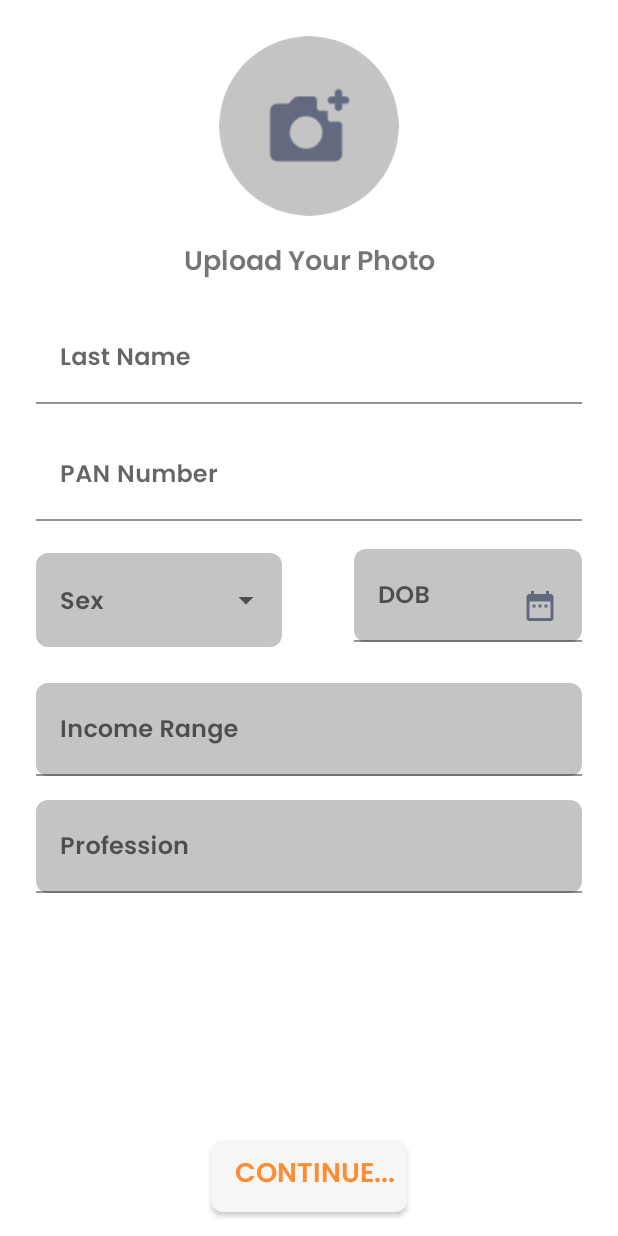
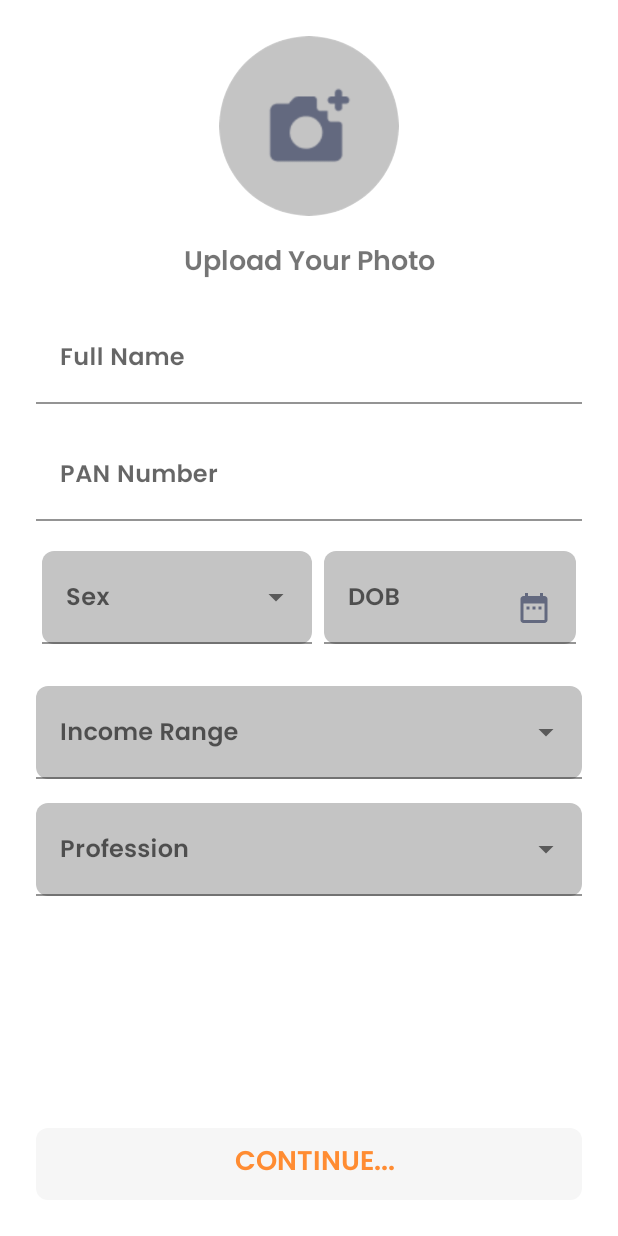
Before and after one commit to bhavesh3005sharma/Investoz, an Android app: the EnterDetailsFragment screen opened through its navigation route, on a phone screen of 412 x 824 dp. Run offline under Robolectric (Android 15) with nearby library versions, the phone set to English and light mode, and no system bars; our stand-ins replace CircleImageView; Roboto replaces fonts that are not available here.

Commit message:
added viewmodel, other modification

```diff
--- a/app/build.gradle
+++ b/app/build.gradle
@@ -1,6 +1,7 @@
 plugins {
     id 'com.android.application'
     id 'org.jetbrains.kotlin.android'
+    id 'kotlin-parcelize'
 }
 apply plugin: 'com.android.application'
 apply plugin: 'com.google.gms.google-services'
@@ -58,5 +59,6 @@ dependencies {
     implementation 'de.hdodenhof:circleimageview:3.1.0'
     implementation("androidx.navigation:navigation-fragment-ktx:2.4.2")
     implementation("androidx.navigation:navigation-ui-ktx:2.4.2")
+    implementation 'com.google.code.gson:gson:2.8.7'
 
 }
--- a/app/src/main/java/com/invest/investoz/onboarding/EnterDetailsFragment.kt
+++ b/app/src/main/java/com/invest/investoz/onboarding/EnterDetailsFragment.kt
@@ -1,24 +1,32 @@
 package com.invest.investoz.onboarding
 
+import android.app.Activity
+import android.app.DatePickerDialog
 import android.content.Context
+import android.content.Intent
+import android.net.Uri
 import android.os.Bundle
-import androidx.fragment.app.Fragment
+import android.provider.MediaStore
 import android.view.LayoutInflater
 import android.view.View
 import android.view.ViewGroup
 import android.widget.ArrayAdapter
+import android.widget.DatePicker
+import android.widget.Toast
+import androidx.fragment.app.Fragment
+import androidx.fragment.app.activityViewModels
 import androidx.navigation.fragment.findNavController
-import com.google.android.material.datepicker.CalendarConstraints
-import com.google.android.material.datepicker.DateValidatorPointForward
-import com.google.android.material.datepicker.MaterialDatePicker
 import com.invest.investoz.R
 import com.invest.investoz.databinding.FragmentEnterDetailsBinding
-import com.invest.investoz.databinding.FragmentUserTypeBinding
+import java.text.SimpleDateFormat
 import java.util.*
+
 
 class EnterDetailsFragment : Fragment() {
 
     private lateinit var binding: FragmentEnterDetailsBinding
+
+    val viewModel: OnboardingActivityViewModel by activityViewModels()
 
     override fun onCreateView(
         inflater: LayoutInflater, container: ViewGroup?,
@@ -31,18 +39,77 @@ class EnterDetailsFragment : Fragment() {
 
     override fun onViewCreated(view: View, savedInstanceState: Bundle?) {
         super.onViewCreated(view, savedInstanceState)
-        binding.textDobLayout.setOnClickListener {
-            //initDatePicker()
+
+        var cal = Calendar.getInstance()
+        val dateSetListener = object : DatePickerDialog.OnDateSetListener {
+            override fun onDateSet(
+                view: DatePicker, year: Int, monthOfYear: Int,
+                dayOfMonth: Int
+            ) {
+                cal.set(Calendar.YEAR, year)
+                cal.set(Calendar.MONTH, monthOfYear)
+                cal.set(Calendar.DAY_OF_MONTH, dayOfMonth)
+                val myFormat = "MM/dd/yyyy"
+                val sdf = SimpleDateFormat(myFormat, Locale.US)
+                binding.dob.setText(sdf.format(cal.getTime()))
+            }
+        }
+        binding.dob.setOnClickListener {
+            DatePickerDialog(requireActivity(),
+                dateSetListener,
+                cal.get(Calendar.YEAR),
+                cal.get(Calendar.MONTH),
+                cal.get(Calendar.DAY_OF_MONTH)).show()
         }
         val timingArray = resources.getStringArray(R.array.sex)
-        val arrayAdapter = ArrayAdapter(activity as Context, androidx.appcompat.R.layout.support_simple_spinner_dropdown_item, timingArray)
-        binding.sex.setAdapter(arrayAdapter)
+        val sexAdapter = ArrayAdapter(activity as Context, androidx.appcompat.R.layout.support_simple_spinner_dropdown_item, timingArray)
+        binding.sex.setAdapter(sexAdapter)
+
+
+        val incomeArray = resources.getStringArray(R.array.income)
+        val incomeAdapter = ArrayAdapter(activity as Context, androidx.appcompat.R.layout.support_simple_spinner_dropdown_item, incomeArray)
+        binding.income.setAdapter(incomeAdapter)
+
+
+        val professionArray = resources.getStringArray(R.array.profession)
+        val professionAdapter = ArrayAdapter(activity as Context, androidx.appcompat.R.layout.support_simple_spinner_dropdown_item, professionArray)
+        binding.profession.setAdapter(professionAdapter)
 
         binding.btnContinue.setOnClickListener {
-            findNavController().navigate(R.id.action_enterDetailsFragment_to_enterNumberFragment)
+            if(binding.fullName.text.isNullOrEmpty() ||
+                    binding.panNumber.text.isNullOrEmpty() ||
+                    binding.sex.text.isNullOrEmpty() ||
+                    binding.dob.text.isNullOrEmpty() ||
+                    binding.income.text.isNullOrEmpty() ||
+                    binding.profession.text.isNullOrEmpty()) {
+                Toast.makeText((activity), "Please enter all the fields!", Toast.LENGTH_SHORT).show()
+            }else {
+                viewModel.detail.value?.fullName = binding.fullName.text.toString()
+                viewModel.detail.value?.panNumber = binding.panNumber.text.toString()
+                viewModel.detail.value?.sex = binding.sex.text.toString()
+                viewModel.detail.value?.dob = binding.dob.text.toString()
+                viewModel.detail.value?.incomeRange = binding.income.text.toString()
+                viewModel.detail.value?.profession = binding.profession.text.toString()
+                findNavController().navigate(R.id.action_enterDetailsFragment_to_enterNumberFragment)
+            }
+        }
+
+        binding.circleImageView.setOnClickListener {
+            val i = Intent(Intent.ACTION_PICK, MediaStore.Images.Media.EXTERNAL_CONTENT_URI)
+            startActivityForResult(
+                Intent.createChooser(i, "Select Picture"), 0
+            )
+        }
+
+    }
+
+    override fun onActivityResult(requestCode: Int, resultCode: Int, data: Intent?) {
+        super.onActivityResult(requestCode, resultCode, data)
+        if (requestCode == 0 && resultCode == Activity.RESULT_OK && data != null) {
+            val uri: Uri? = data.data
+            binding.circleImageView.setImageURI(uri)
         }
     }
-
 
     companion object {
         @JvmStatic
--- a/app/src/main/java/com/invest/investoz/onboarding/EnterEmailPasswordFragment.kt
+++ b/app/src/main/java/com/invest/investoz/onboarding/EnterEmailPasswordFragment.kt
@@ -7,6 +7,7 @@ import android.view.LayoutInflater
 import android.view.View
 import android.view.ViewGroup
 import android.widget.Toast
+import androidx.fragment.app.activityViewModels
 import com.google.android.gms.common.internal.Objects
 import com.google.android.gms.tasks.OnCompleteListener
 import com.google.firebase.auth.FirebaseAuth
@@ -19,6 +20,8 @@ class EnterEmailPasswordFragment : Fragment() {
 
     private lateinit var binding: FragmentEnterEmailPasswordBinding
     var mAuth = FirebaseAuth.getInstance()
+
+    val viewModel: OnboardingActivityViewModel by activityViewModels()
 
     override fun onCreateView(
         inflater: LayoutInflater, container: ViewGroup?,
@@ -35,10 +38,11 @@ class EnterEmailPasswordFragment : Fragment() {
             if(binding.textEmail.text.isNullOrEmpty() ||
                     binding.textPassword.text.isNullOrEmpty() ||
                     binding.textUsername.text.isNullOrEmpty()) {
-                Toast.makeText((activity), "Please enter all the fields!", Toast.LENGTH_SHORT)
+                Toast.makeText((activity), "Please enter all the fields!", Toast.LENGTH_SHORT).show()
             }else {
                 mAuth.createUserWithEmailAndPassword(binding.textEmail.text.toString(), binding.textPassword.text.toString()).addOnCompleteListener(requireActivity(), OnCompleteListener { task ->
                     if (task.isSuccessful) {
+                        viewModel.detail.value?.email = binding.textEmail.text.toString()
                         requireActivity().run {
                             startActivity(Intent(this, MainActivity::class.java))
                         }
--- a/app/src/main/java/com/invest/investoz/onboarding/LoginFragment.kt
+++ b/app/src/main/java/com/invest/investoz/onboarding/LoginFragment.kt
@@ -37,7 +37,7 @@ class LoginFragment : Fragment() {
         binding.btnSignIn.setOnClickListener {
             if(binding.textEmail.text.isNullOrEmpty() ||
                 binding.textPassword.text.isNullOrEmpty()){
-                Toast.makeText((activity), "Please enter all the fields!", Toast.LENGTH_SHORT)
+                Toast.makeText((activity), "Please enter all the fields!", Toast.LENGTH_SHORT).show()
             }else {
                 mAuth.signInWithEmailAndPassword(binding.textEmail.text.toString(), binding.textPassword.text.toString()).addOnCompleteListener ( requireActivity(), OnCompleteListener<AuthResult> { task ->
                     if (task.isSuccessful) {
--- a/app/src/main/java/com/invest/investoz/onboarding/OnboardingActivity.kt
+++ b/app/src/main/java/com/invest/investoz/onboarding/OnboardingActivity.kt
@@ -2,6 +2,7 @@ package com.invest.investoz.onboarding
 
 import androidx.appcompat.app.AppCompatActivity
 import android.os.Bundle
+import androidx.activity.viewModels
 import androidx.navigation.NavController
 import androidx.navigation.fragment.NavHostFragment
 import com.invest.investoz.R
@@ -9,6 +10,7 @@ import com.invest.investoz.R
 class OnboardingActivity : AppCompatActivity() {
 
     protected lateinit var navController: NavController
+    val viewModel by viewModels<OnboardingActivityViewModel>()
 
     override fun onCreate(savedInstanceState: Bundle?) {
         super.onCreate(savedInstanceState)
--- a/app/src/main/res/layout/fragment_enter_details.xml
+++ b/app/src/main/res/layout/fragment_enter_details.xml
@@ -45,13 +45,13 @@
             app:layout_constraintTop_toBottomOf="@+id/textView4">
 
             <com.google.android.material.textfield.TextInputEditText
-                android:id="@+id/last_name"
+                android:id="@+id/full_name"
                 android:layout_width="match_parent"
                 android:layout_height="wrap_content"
                 android:background="@color/white"
                 android:fontFamily="@font/poppins_semibold"
                 android:singleLine="true"
-                android:hint="Last Name " />
+                android:hint="Full Name " />
         </com.google.android.material.textfield.TextInputLayout>
 
 
@@ -82,19 +82,20 @@
             android:layout_height="wrap_content"
             android:layout_marginTop="16dp"
             android:orientation="horizontal"
+            android:layout_marginLeft="24dp"
+            android:layout_marginRight="24dp"
             app:layout_constraintEnd_toEndOf="parent"
             app:layout_constraintStart_toStartOf="parent"
             app:layout_constraintTop_toBottomOf="@+id/text_pan_layout">
 
             <com.google.android.material.textfield.TextInputLayout
                 android:id="@+id/text_sex_layout"
-                style="@style/Widget.MaterialComponents.TextInputLayout.OutlinedBox.ExposedDropdownMenu"
+                style="@style/Widget.MaterialComponents.TextInputLayout.FilledBox.ExposedDropdownMenu"
                 android:layout_width="wrap_content"
                 android:layout_height="wrap_content"
                 android:layout_gravity="center_vertical"
-                android:layout_marginLeft="24dp"
-                android:layout_marginRight="24dp"
                 android:layout_weight="1"
+                android:layout_margin="4dp"
                 app:layout_constraintEnd_toEndOf="parent"
                 app:layout_constraintStart_toStartOf="parent"
                 app:layout_constraintTop_toBottomOf="@+id/text_last_name_layout">
@@ -106,6 +107,7 @@
                     android:background="@drawable/rectangle_orange_fill_corner"
                     android:backgroundTint="@color/grey"
                     android:fontFamily="@font/poppins_semibold"
+                    android:editable="false"
                     android:hint="Sex "
                     android:inputType="none" />
             </com.google.android.material.textfield.TextInputLayout>
@@ -115,20 +117,20 @@
                 android:layout_width="wrap_content"
                 android:layout_height="wrap_content"
                 android:layout_gravity="center_vertical"
-                android:layout_marginLeft="24dp"
-                android:layout_marginRight="24dp"
                 android:layout_weight="1"
+                android:layout_margin="4dp"
                 app:layout_constraintEnd_toEndOf="parent"
                 app:layout_constraintStart_toStartOf="parent"
                 app:layout_constraintTop_toBottomOf="@+id/text_last_name_layout">
 
                 <com.google.android.material.textfield.TextInputEditText
+                    android:id="@+id/dob"
                     android:layout_width="match_parent"
                     android:layout_height="wrap_content"
                     android:background="@drawable/rectangle_orange_fill_corner"
                     android:backgroundTint="@color/grey"
+                    android:editable="false"
                     android:drawableRight="@drawable/ic_baseline_date_range_24"
-                    android:editable="false"
                     android:fontFamily="@font/poppins_semibold"
                     android:hint="DOB " />
             </com.google.android.material.textfield.TextInputLayout>
@@ -140,18 +142,20 @@
             android:layout_width="match_parent"
             android:layout_height="wrap_content"
             android:layout_marginLeft="24dp"
+            style="@style/Widget.MaterialComponents.TextInputLayout.FilledBox.ExposedDropdownMenu"
             android:layout_marginRight="24dp"
             android:layout_marginTop="24dp"
             app:layout_constraintEnd_toEndOf="parent"
             app:layout_constraintStart_toStartOf="parent"
             app:layout_constraintTop_toBottomOf="@+id/linearLayout">
 
-            <com.google.android.material.textfield.TextInputEditText
+            <androidx.appcompat.widget.AppCompatAutoCompleteTextView
                 android:id="@+id/income"
                 android:layout_width="match_parent"
                 android:layout_height="wrap_content"
                 android:background="@drawable/rectangle_orange_fill_corner"
                 android:backgroundTint="@color/grey"
+                android:editable="false"
                 android:fontFamily="@font/poppins_semibold"
                 android:hint="Income Range " />
         </com.google.android.material.textfield.TextInputLayout>
@@ -161,6 +165,7 @@
             android:id="@+id/text_prof_layout"
             android:layout_width="match_parent"
             android:layout_height="wrap_content"
+            style="@style/Widget.MaterialComponents.TextInputLayout.FilledBox.ExposedDropdownMenu"
             android:layout_marginLeft="24dp"
             android:layout_marginRight="24dp"
             android:layout_marginTop="16dp"
@@ -168,28 +173,32 @@
             app:layout_constraintStart_toStartOf="parent"
             app:layout_constraintTop_toBottomOf="@+id/text_income_layout">
 
-            <com.google.android.material.textfield.TextInputEditText
+            <androidx.appcompat.widget.AppCompatAutoCompleteTextView
                 android:id="@+id/profession"
                 android:layout_width="match_parent"
                 android:layout_height="wrap_content"
                 android:background="@drawable/rectangle_orange_fill_corner"
                 android:backgroundTint="@color/grey"
+                android:editable="false"
                 android:fontFamily="@font/poppins_semibold"
                 android:hint="Profession " />
         </com.google.android.material.textfield.TextInputLayout>
 
         <androidx.appcompat.widget.AppCompatButton
             android:id="@+id/btnContinue"
-            android:layout_width="wrap_content"
+            android:layout_width="match_parent"
             android:layout_height="wrap_content"
             android:fontFamily="@font/poppins_semibold"
             android:text="  Continue..."
             android:textColor="@color/orange"
             android:textSize="18sp"
+            android:layout_marginLeft="24dp"
+            android:layout_marginRight="24dp"
             android:padding="8dp"
+            android:stateListAnimator="@null"
             android:background="@drawable/rectangle_orange_fill_corner"
             android:backgroundTint="#F6F6F6"
-            android:layout_marginBottom="16dp"
+            android:layout_marginBottom="24dp"
             app:layout_constraintBottom_toBottomOf="parent"
             app:layout_constraintEnd_toEndOf="parent"
             app:layout_constraintStart_toStartOf="parent" />
--- a/app/src/main/res/layout/fragment_enter_number.xml
+++ b/app/src/main/res/layout/fragment_enter_number.xml
@@ -89,6 +89,7 @@
             <com.google.android.material.textfield.TextInputLayout
                 android:id="@+id/textInputLayout3"
                 android:layout_width="wrap_content"
+                android:layout_margin="4dp"
                 android:layout_gravity="center_vertical"
                 android:layout_height="wrap_content"
                 android:layout_weight="1">
@@ -106,6 +107,7 @@
             <androidx.appcompat.widget.AppCompatButton
                 android:id="@+id/btnVerifyOTP"
                 android:layout_weight="1"
+                android:layout_margin="4dp"
                 android:layout_width="wrap_content"
                 android:layout_height="wrap_content"
                 android:layout_gravity="center_vertical"
--- a/app/src/main/res/layout/fragment_user_type.xml
+++ b/app/src/main/res/layout/fragment_user_type.xml
@@ -30,6 +30,7 @@
             android:layout_marginLeft="24dp"
             android:layout_marginRight="24dp"
             android:text="Grab Investment"
+            android:stateListAnimator="@null"
             android:textAllCaps="false"
             android:textColor="@color/orange"
             android:textSize="24sp"
@@ -50,6 +51,7 @@
             android:text="Want To Invest"
             android:textColor="@color/white"
             android:padding="12dp"
+            android:stateListAnimator="@null"
             android:textAllCaps="false"
             android:textSize="24sp"
             app:layout_constraintEnd_toEndOf="parent"
--- a/app/src/main/res/values-night/themes.xml
+++ b/app/src/main/res/values-night/themes.xml
@@ -1,6 +1,6 @@
 <resources xmlns:tools="http://schemas.android.com/tools">
     <!-- Base application theme. -->
-    <style name="Theme.Investoz" parent="Theme.MaterialComponents.DayNight.DarkActionBar">
+    <style name="Theme.Investoz" parent="Theme.MaterialComponents.DayNight.NoActionBar">
         <!-- Primary brand color. -->
         <item name="colorPrimary">@color/purple_200</item>
         <item name="colorPrimaryVariant">@color/purple_700</item>
--- a/app/src/main/res/values/array.xml
+++ b/app/src/main/res/values/array.xml
@@ -4,4 +4,22 @@
         <item>Male</item>
         <item>Female</item>
     </string-array>
+    <string-array name="profession">
+        <item>Student</item>
+        <item>Private Sector Service</item>
+        <item>Government Service</item>
+        <item>Public Sector Service</item>
+        <item>Self Employed</item>
+        <item>Business</item>
+        <item>Retired</item>
+    </string-array>
+
+    <string-array name="income">
+        <item>0-1,00,000</item>
+        <item>1,00,000-5,00,000</item>
+        <item>5,00,000-10,00,000</item>
+        <item>10,00,000-20,00,000</item>
+        <item>10,00,000-20,00,000</item>
+        <item>Above 20,00,000</item>
+    </string-array>
 </resources>
```
Also changed, not shown: app/src/main/java/com/invest/investoz/model/User.kt (added, +38 -0 lines), app/src/main/java/com/invest/investoz/onboarding/EnterNumberFragment.kt (+6 -1 lines), app/src/main/java/com/invest/investoz/onboarding/OnboardingActivityViewModel.kt (added, +10 -0 lines), app/src/main/java/com/invest/investoz/welcome/WelcomeActivity.kt (+11 -5 lines), app/src/main/res/layout/fragment_login.xml (+7 -4 lines).
